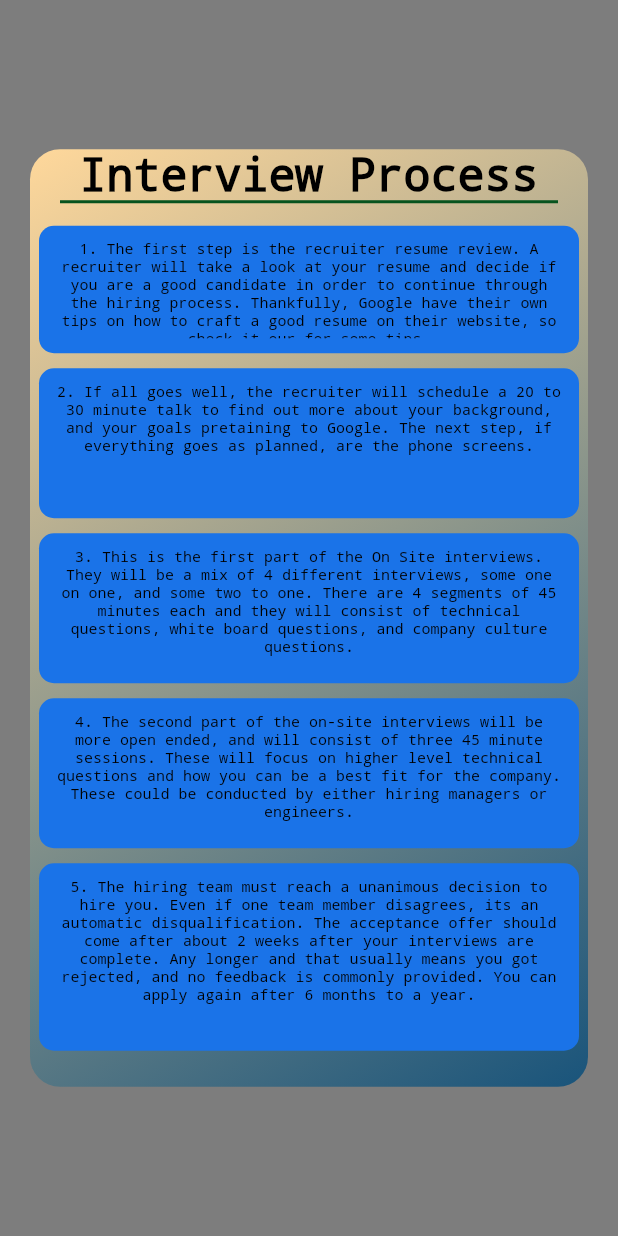
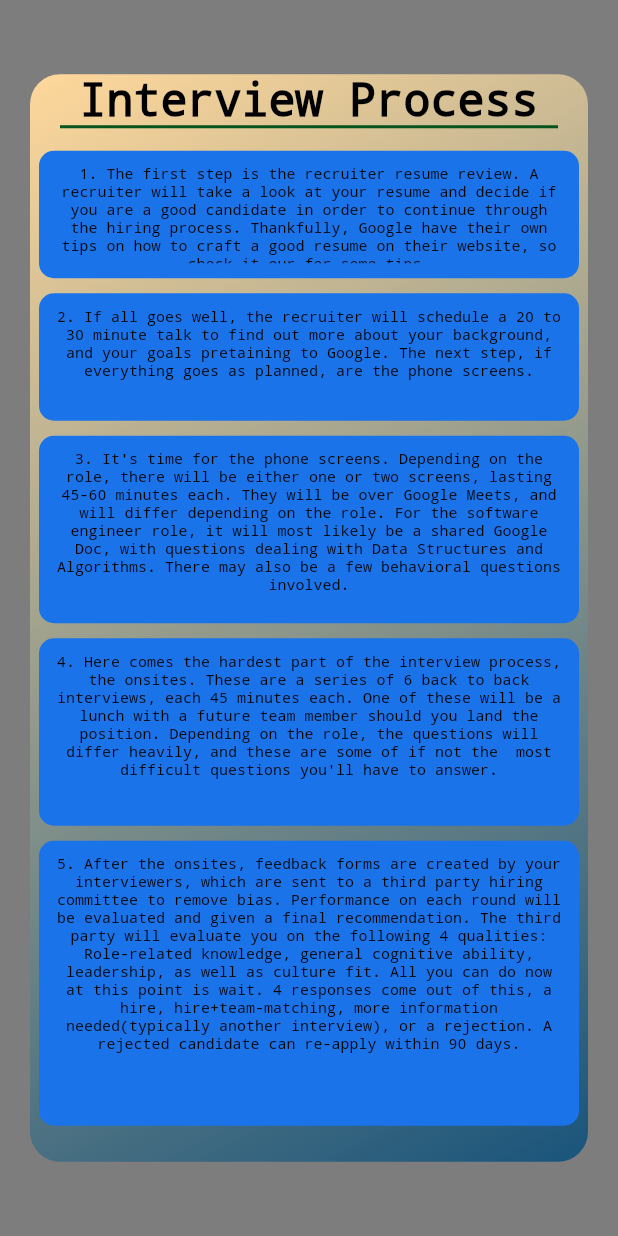
Before and after one commit to sputh21/flutter_application_1-in-progress, a Flutter app: what showGoogleDialog() shows on an empty page, opened directly, on a phone screen of 412 x 824 dp. Run offline on Flutter 3.47's test engine with Material 2 defaults, Android fonts, the phone set to English and light mode, and no system bars.

Commit message:
revised google

```diff
--- a/lib/dialogBoxes.dart
+++ b/lib/dialogBoxes.dart
@@ -12,7 +12,7 @@ void showGoogleDialog(BuildContext context) {
       pageBuilder: (_, __, ___) {
         return Center(
             child: Container(
-          height: 625,
+          height: 725,
           width: 600,
           margin: EdgeInsets.symmetric(horizontal: 20),
           decoration: BoxDecoration(
@@ -70,7 +70,7 @@ void showGoogleDialog(BuildContext context) {
                 SizedBox(height: 10),
                 Container(
                   width: 360,
-                  height: 100,
+                  height: 85,
                   padding: EdgeInsets.all(10),
                   decoration: BoxDecoration(
                     color: Color.fromARGB(255, 26, 115, 232),
@@ -89,7 +89,7 @@ void showGoogleDialog(BuildContext context) {
                 SizedBox(height: 10),
                 Container(
                   width: 360,
-                  height: 100,
+                  height: 125,
                   padding: EdgeInsets.all(10),
                   decoration: BoxDecoration(
                     color: Color.fromARGB(255, 26, 115, 232),
@@ -98,26 +98,7 @@ void showGoogleDialog(BuildContext context) {
                   child: Text(
                       textAlign: TextAlign.center,
                       //TODO:Fix these statements and edit box sizes
-                      "3. This is the first part of the On Site interviews. They will be a mix of 4 different interviews, some one on one, and some two to one. There are 4 segments of 45 minutes each and they will consist of technical questions, white board questions, and company culture questions.",
-                      style: TextStyle(
-                        color: Colors.black,
-                        decoration: TextDecoration.none,
-                        fontSize: 10,
-                        fontWeight: FontWeight.w300,
-                      )),
-                ),
-                SizedBox(height: 10),
-                Container(
-                  width: 360,
-                  height: 100,
-                  padding: EdgeInsets.all(10),
-                  decoration: BoxDecoration(
-                    color: Color.fromARGB(255, 26, 115, 232),
-                    borderRadius: BorderRadius.circular(10),
-                  ),
-                  child: Text(
-                      textAlign: TextAlign.center,
-                      "4. The second part of the on-site interviews will be more open ended, and will consist of three 45 minute sessions. These will focus on higher level technical questions and how you can be a best fit for the company. These could be conducted by either hiring managers or engineers.",
+                      "3. It's time for the phone screens. Depending on the role, there will be either one or two screens, lasting 45-60 minutes each. They will be over Google Meets, and will differ depending on the role. For the software engineer role, it will most likely be a shared Google Doc, with questions dealing with Data Structures and Algorithms. There may also be a few behavioral questions involved.",
                       style: TextStyle(
                         color: Colors.black,
                         decoration: TextDecoration.none,
@@ -136,7 +117,26 @@ void showGoogleDialog(BuildContext context) {
                   ),
                   child: Text(
                       textAlign: TextAlign.center,
-                      "5. The hiring team must reach a unanimous decision to hire you. Even if one team member disagrees, its an automatic disqualification. The acceptance offer should come after about 2 weeks after your interviews are complete. Any longer and that usually means you got rejected, and no feedback is commonly provided. You can apply again after 6 months to a year. ",
+                      "4. Here comes the hardest part of the interview process, the onsites. These are a series of 6 back to back interviews, each 45 minutes each. One of these will be a lunch with a future team member should you land the position. Depending on the role, the questions will differ heavily, and these are some of if not the  most difficult questions you'll have to answer.",
+                      style: TextStyle(
+                        color: Colors.black,
+                        decoration: TextDecoration.none,
+                        fontSize: 10,
+                        fontWeight: FontWeight.w300,
+                      )),
+                ),
+                SizedBox(height: 10),
+                Container(
+                  width: 360,
+                  height: 190,
+                  padding: EdgeInsets.all(10),
+                  decoration: BoxDecoration(
+                    color: Color.fromARGB(255, 26, 115, 232),
+                    borderRadius: BorderRadius.circular(10),
+                  ),
+                  child: Text(
+                      textAlign: TextAlign.center,
+                      "5. After the onsites, feedback forms are created by your interviewers, which are sent to a third party hiring committee to remove bias. Performance on each round will be evaluated and given a final recommendation. The third party will evaluate you on the following 4 qualities: Role-related knowledge, general cognitive ability, leadership, as well as culture fit. All you can do now at this point is wait. 4 responses come out of this, a hire, hire+team-matching, more information needed(typically another interview), or a rejection. A rejected candidate can re-apply within 90 days.  ",
                       style: TextStyle(
                         color: Colors.black,
                         decoration: TextDecoration.none,
--- a/lib/navBar.dart
+++ b/lib/navBar.dart
@@ -1,4 +1,4 @@
-// ignore_for_file: sort_child_properties_last, prefer_const_constructors
+// ignore_for_file: sort_child_properties_last, prefer_const_constructors, no_leading_underscores_for_local_identifiers
 
 import 'package:flutter/material.dart';
 import 'package:flutter_application_1/TimerPage.dart';
```
